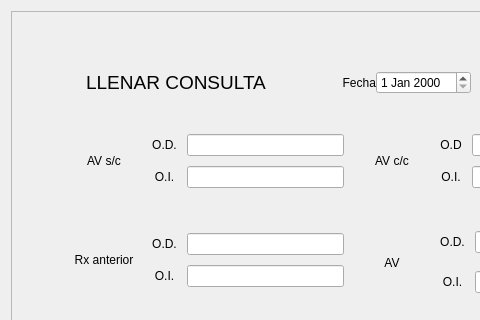
Matapuercos666/OPTICA, file Llenar_Consulta.ui: the form before one commit; both pictures show x 0 to 480 and y 0 to 320 of the 701 by 804 pixel window.
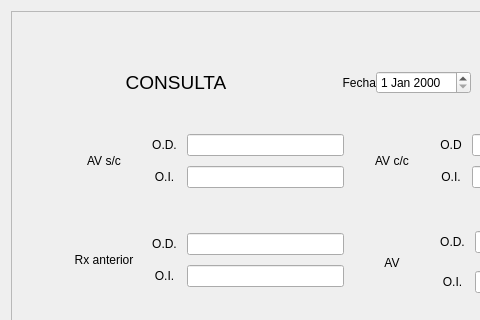
The form after the commit.

Patch:
```diff
--- a/Llenar_Consulta.ui
+++ b/Llenar_Consulta.ui
@@ -26,7 +26,7 @@
       <property name="geometry">
        <rect>
         <x>0</x>
-        <y>-20</y>
+        <y>0</y>
         <width>664</width>
         <height>836</height>
        </rect>
@@ -374,7 +374,7 @@
                 </font>
                </property>
                <property name="text">
-                <string>LLENAR CONSULTA</string>
+                <string>CONSULTA</string>
                </property>
                <property name="alignment">
                 <set>Qt::AlignmentFlag::AlignCenter</set>
```
Left out of the diff: 2 changed lines with no effect on the pictures.
